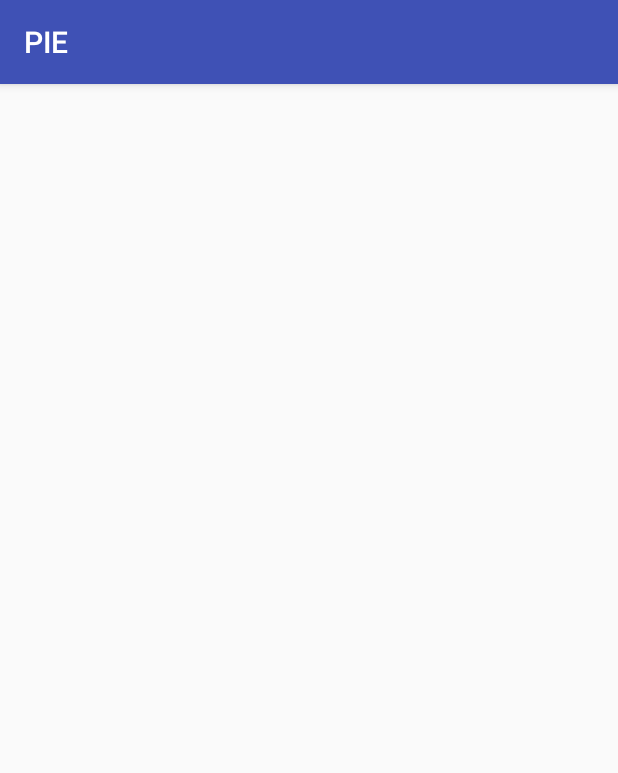
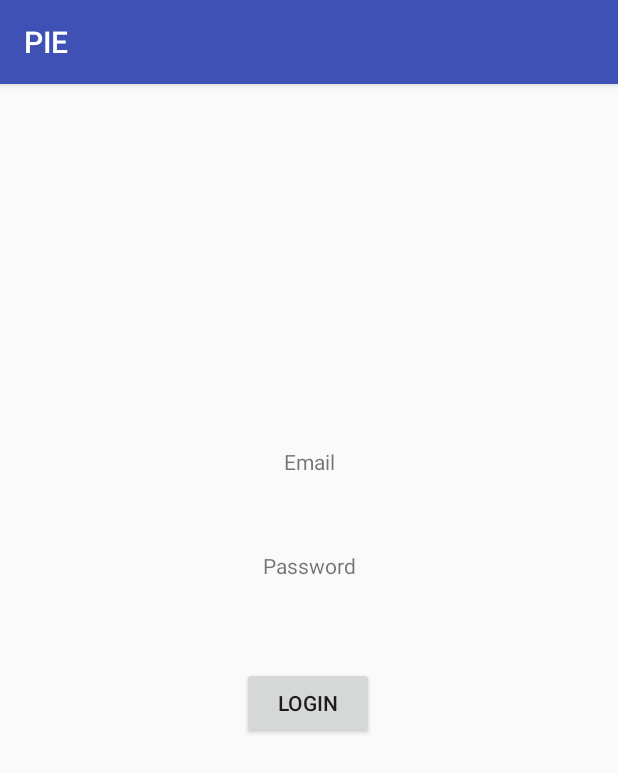
Before and after one commit to aakarshitpandey/pie, an Android app: the LoginActivity screen opened directly, with no data from a screen before it, on a phone screen of 412 x 824 dp. Shown: the top 773 px of the screen. Run offline under Robolectric (Android 15) with nearby library versions, the light colour scheme and no system bars.

Commit message:
added components to LoginActivity

```diff
--- a/app/src/main/java/com/example/pie/pie/LoginActivity.java
+++ b/app/src/main/java/com/example/pie/pie/LoginActivity.java
@@ -3,12 +3,17 @@ package com.example.pie.pie;
 import androidx.appcompat.app.AppCompatActivity;
 
 import android.os.Bundle;
+import android.widget.Button;
 
 public class LoginActivity extends AppCompatActivity {
+    private String usernameText;
+    private String passwordText;
 
     @Override
     protected void onCreate(Bundle savedInstanceState) {
         super.onCreate(savedInstanceState);
         setContentView(R.layout.activity_login);
     }
+
+
 }
--- a/app/src/main/res/layout/activity_login.xml
+++ b/app/src/main/res/layout/activity_login.xml
@@ -6,4 +6,38 @@
     android:layout_height="match_parent"
     tools:context=".LoginActivity">
 
+    <TextView
+        android:id="@+id/emailTextView"
+        android:layout_width="wrap_content"
+        android:layout_height="wrap_content"
+        android:text="@string/prompt_email"
+        app:layout_constraintBottom_toBottomOf="parent"
+        app:layout_constraintEnd_toEndOf="parent"
+        app:layout_constraintStart_toStartOf="parent"
+        app:layout_constraintTop_toTopOf="parent"
+        app:layout_constraintVertical_bias="0.323" />
+
+    <TextView
+        android:id="@+id/passwordTextView"
+        android:layout_width="wrap_content"
+        android:layout_height="wrap_content"
+        android:text="@string/prompt_password"
+        app:layout_constraintBottom_toBottomOf="parent"
+        app:layout_constraintEnd_toEndOf="parent"
+        app:layout_constraintStart_toStartOf="parent"
+        app:layout_constraintTop_toBottomOf="@+id/emailTextView"
+        app:layout_constraintVertical_bias="0.103" />
+
+    <Button
+        android:id="@+id/loginBtn"
+        android:layout_width="wrap_content"
+        android:layout_height="wrap_content"
+        android:text="Login"
+        app:layout_constraintBottom_toBottomOf="parent"
+        app:layout_constraintEnd_toEndOf="parent"
+        app:layout_constraintHorizontal_bias="0.498"
+        app:layout_constraintStart_toStartOf="parent"
+        app:layout_constraintTop_toBottomOf="@+id/passwordTextView"
+        app:layout_constraintVertical_bias="0.149" />
+
 </androidx.constraintlayout.widget.ConstraintLayout>
```
